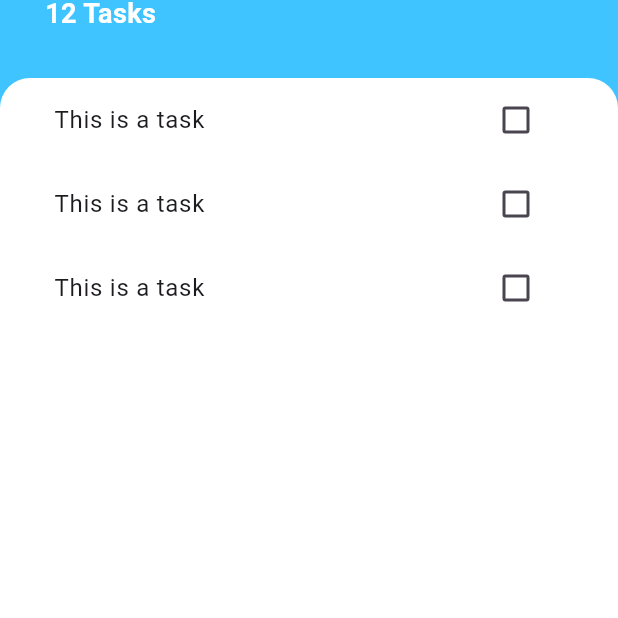
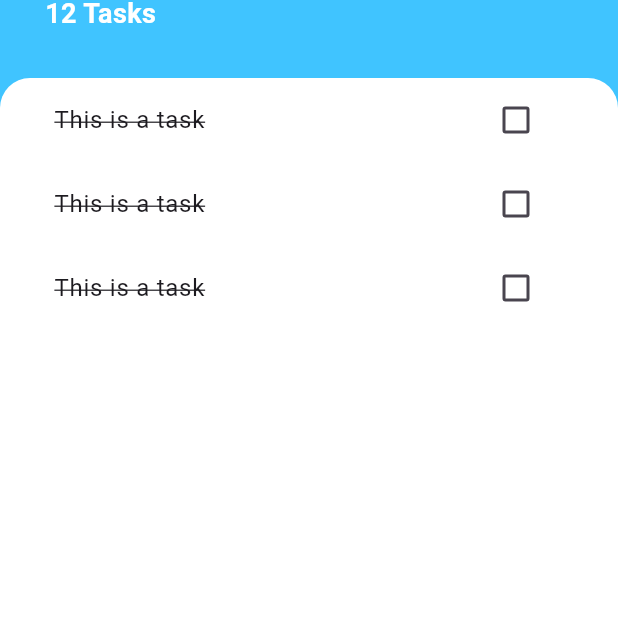
Before and after one commit to nicoleandlilli/todoey_flutter, a Flutter app: the screen it shows after launch, on a phone screen of 412 x 824 dp, the part 309-927 px from its top. Run offline on Flutter 3.47's test engine with Material 3 defaults, Android fonts, the phone set to English and light mode, and no system bars.

Commit message:
给文字添加划掉的横线

```diff
--- a/lib/widgets/task_tile.dart
+++ b/lib/widgets/task_tile.dart
@@ -1,16 +1,60 @@
 import 'package:flutter/material.dart';
 
-class TaskTile extends StatelessWidget {
+// class TaskTile extends StatelessWidget {
+//
+//   @override
+//   Widget build(BuildContext context) {
+//     return ListTile(
+//       title: Text(
+//           'This is a task'
+//       ),
+//       trailing: TaskCheckbox(),
+//     );
+//   }
+// }
+
+class TaskTile extends StatefulWidget {
+
+  @override
+  State<StatefulWidget> createState() {
+    return TaskTileState();
+  }
+}
+
+
+class TaskTileState extends State {
+  bool isChecked = false;
 
   @override
   Widget build(BuildContext context) {
     return ListTile(
       title: Text(
-          'This is a task'
+          'This is a task',
+              style: TextStyle(
+                decoration: TextDecoration.lineThrough,
+              ),
       ),
-      trailing: Checkbox(
-        value: false, onChanged: (bool? value) {  },
-      ),
+      trailing: TaskCheckbox(isChecked),
     );
   }
 }
+
+class TaskCheckbox extends StatelessWidget{
+
+  final bool checkboxState;
+
+  TaskCheckbox(this.checkboxState);
+
+  @override
+  Widget build(BuildContext context) {
+    return Checkbox(
+      activeColor: Colors.lightBlueAccent,
+      value: checkboxState,
+      onChanged: (bool? newValue) {
+        // setState(() {
+        //   isChecked = newValue!;
+        // });
+      },
+    );
+  }
+}
```
